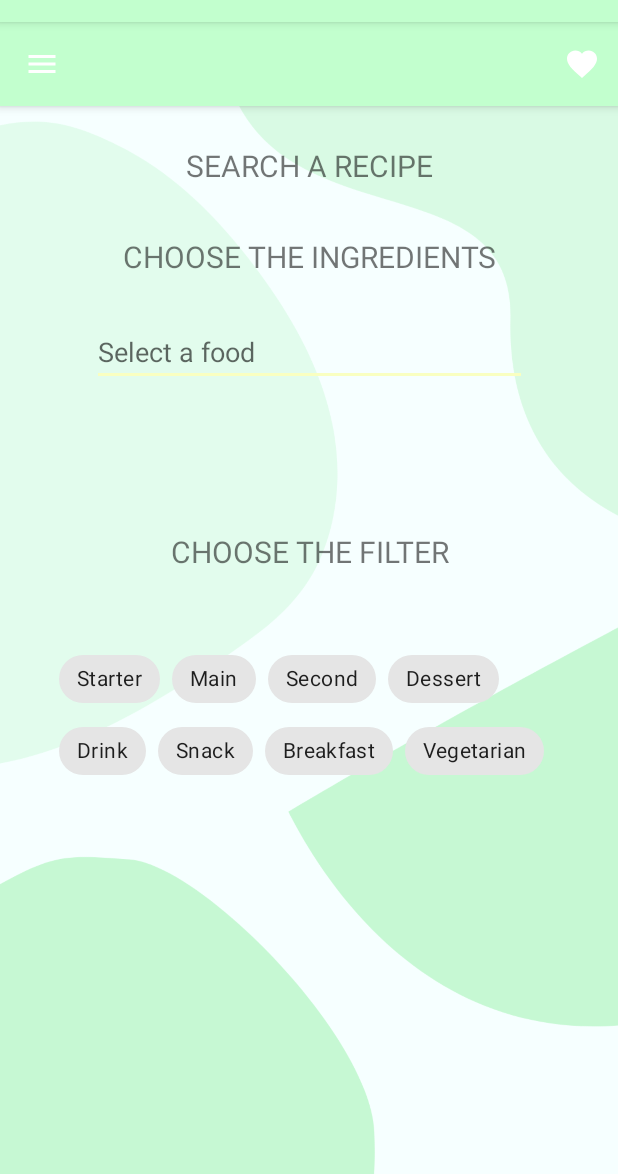
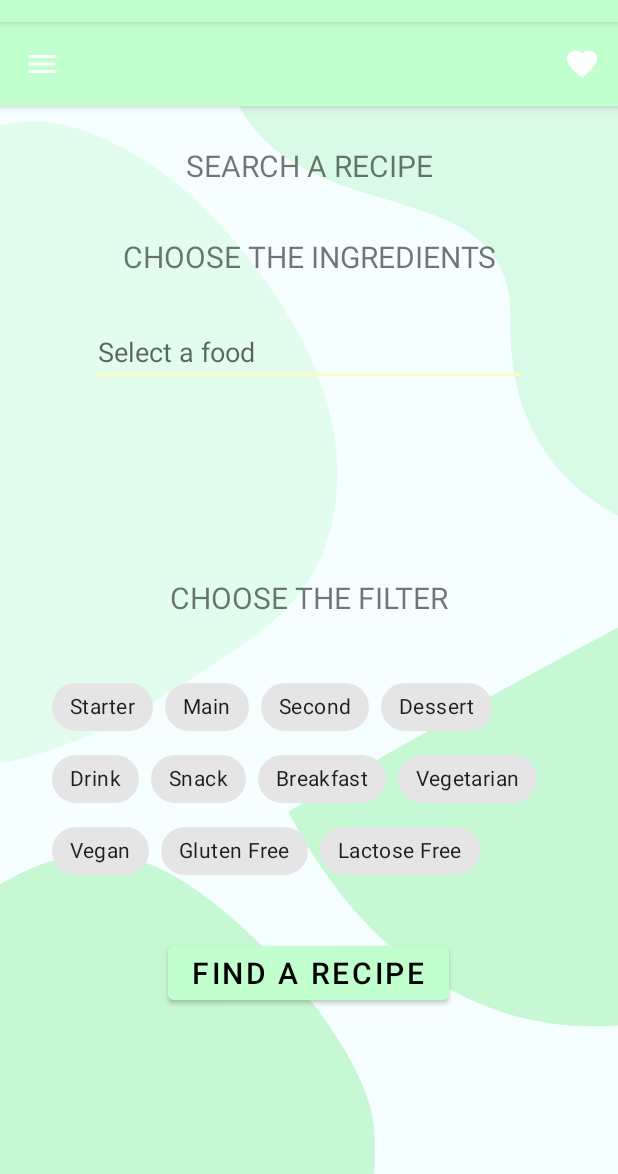
Before and after one commit to elisasimoni/Leftovers_Mobile, an Android app: the RecipeCreatorActivity screen opened directly, with no data from a screen before it, on a phone screen of 412 x 824 dp, the part 62-1236 px from its top. Run offline under Robolectric (Android 15) with nearby library versions, the phone set to English and light mode, and no system bars; our stand-ins replace Room's generated code; Roboto replaces fonts that are not available here.

Commit message:
fix db and recipe/food json load all ingredients and recipe look at python file

```diff
--- a/app/src/main/AndroidManifest.xml
+++ b/app/src/main/AndroidManifest.xml
@@ -25,6 +25,7 @@
         <activity android:name=".RegisterActivity"/>
         <activity android:name=".HomePageActivity"/>
         <activity android:name=".RecipeCreatorActivity"/>
+        <activity android:name=".RecipeDetailActivity"/>
 
         <meta-data
             android:name="preloaded_fonts"
--- a/app/src/main/java/com/example/leftovers/Recipe.kt
+++ b/app/src/main/java/com/example/leftovers/Recipe.kt
@@ -10,7 +10,7 @@ data class Recipe(
     @ColumnInfo(name = "Servings") val serving: String?,
     @ColumnInfo(name = "Comments") val password: String?,
     @ColumnInfo(name = "Calories") val calories: String?,
-    @ColumnInfo(name = "fat") val fat: String?,
+    @ColumnInfo(name = "Fat") val fat: String?,
     @ColumnInfo(name = "Sat_fat") val satFat: String?,
     @ColumnInfo(name = "Carbs") val carbs: String?,
     @ColumnInfo(name = "Fiber") val fiber: String?,
@@ -18,8 +18,7 @@ data class Recipe(
     @ColumnInfo(name = "Protein") val protein: String?,
     @ColumnInfo(name = "Instruction") val instruction: String?,
     @ColumnInfo(name = "Ingredients") val ingredients: String?,
-    @ColumnInfo(name = "Category") val category: String?,
-    @ColumnInfo(name = "tags") val tags: String?
+    @ColumnInfo(name = "Tags") val tags: String?
 
 
     )
--- a/app/src/main/java/com/example/leftovers/RecipeCreatorActivity.kt
+++ b/app/src/main/java/com/example/leftovers/RecipeCreatorActivity.kt
@@ -1,13 +1,16 @@
 package com.example.leftovers
 
 
+import android.content.Intent
 import android.os.Bundle
 import android.transition.TransitionManager
 import android.util.Log
 import android.widget.AdapterView
 import android.widget.ArrayAdapter
 import android.widget.AutoCompleteTextView
+import android.widget.Button
 import androidx.appcompat.app.AppCompatActivity
+import androidx.room.Room
 import com.example.leftovers.database.FoodDAO
 import com.example.leftovers.database.RecipeDAO
 import com.google.android.material.chip.Chip
@@ -17,7 +20,6 @@ import org.json.JSONArray
 
 class RecipeCreatorActivity : AppCompatActivity() {
     lateinit var foodDAO: FoodDAO
-    lateinit var recipeDao: RecipeDAO
     var foodListRecipe = arrayListOf<String>()
     private var filterListRecipe = arrayListOf<String>()
     var filter = arrayListOf<String>()
@@ -26,8 +28,14 @@ class RecipeCreatorActivity : AppCompatActivity() {
 
         super.onCreate(savedInstanceState)
         setContentView(R.layout.activity_recipe)
+        val db = Room.databaseBuilder(
+            applicationContext,
+            AppDatabase::class.java, "leftovers.db"
+        ).allowMainThreadQueries().fallbackToDestructiveMigration().build()
+        foodDAO = db.foodDao()
+
+
         ingredientsLoad()
-        recipeLoad()
         read_json()
         catchIngredients()
         catchFilters("Starter")
@@ -42,12 +50,17 @@ class RecipeCreatorActivity : AppCompatActivity() {
         catchFilters("Gluten Free")
         catchFilters("Lactose Free")
 
+        val findBtn = findViewById<Button>(R.id.findRecipe)
 
-        /*val db = Room.databaseBuilder(
-            applicationContext,
-            AppDatabase::class.java, "leftovers.db"
-        ).allowMainThreadQueries().build()
-        foodDAO = db.foodDao()*/
+        findBtn.setOnClickListener(){
+            val intent = Intent(this, RecipeDetailActivity::class.java)
+            intent.putExtra("choosenFilter", filterListRecipe)
+            intent.putExtra("choosenIngredients", foodListRecipe)
+            startActivity(intent)
+        }
+
+
+
 
 
     }
@@ -55,7 +68,6 @@ class RecipeCreatorActivity : AppCompatActivity() {
 
     private fun read_json() {
         var food: Food
-        val foodList = arrayListOf<Food>()
         try {
             val inputStream = assets.open("Food.json")
             val json = inputStream.bufferedReader().use { it.readText() }
@@ -70,7 +82,7 @@ class RecipeCreatorActivity : AppCompatActivity() {
                     jsonobj.getString("food_group"),
                     jsonobj.getString("food_subgroup")
                 )
-                foodList.add(food)
+                foodDAO.insertFood(food)
 
             }
 
@@ -139,45 +151,5 @@ class RecipeCreatorActivity : AppCompatActivity() {
 
     }
 
-    private fun recipeLoad() {
-        var recipe: Recipe
-        val recipeList = arrayListOf<Recipe>()
-        try {
-            val inputStream = assets.open("Recipes.json")
-            val json = inputStream.bufferedReader().use { it.readText() }
-            val jsonarr = JSONArray(json)
-            for (i in 0 until jsonarr.length()) {
-                val jsonobj = jsonarr.getJSONObject(i)
-                recipe = Recipe(
-                    i,
-                    jsonobj.getString("name"),
-                    jsonobj.getString("source"),
-                    jsonobj.getString("servings"),
-                    jsonobj.getString("comments"),
-                    jsonobj.getString("calories"),
-                    jsonobj.getString("fat"),
-                    jsonobj.getString("satfat"),
-                    jsonobj.getString("carbs"),
-                    jsonobj.getString("fiber"),
-                    jsonobj.getString("sugar"),
-                    jsonobj.getString("protein"),
-                    jsonobj.getString("instructions"),
-                    jsonobj.getString("ingredients"),
-                    jsonobj.getString("category"),
-                    jsonobj.getString("tags")
-                )
-                recipeList.add(recipe)
-
-
-            }
-
-
-            //foodDAO.insertFood(food)
-
-
-        } catch (e: Exception) {
-            e.printStackTrace()
-        }
-    }
 
 }
--- a/app/src/main/java/com/example/leftovers/database/AppDatabase.kt
+++ b/app/src/main/java/com/example/leftovers/database/AppDatabase.kt
@@ -10,7 +10,7 @@ import com.example.leftovers.database.RecipeDAO
 import com.example.leftovers.database.UserDAO
 
 
-@Database(entities = [User::class, Food::class, Recipe::class], version = 2, exportSchema = false)
+@Database(entities = [User::class, Food::class, Recipe::class], version = 3, exportSchema = false)
 
 abstract  class AppDatabase : RoomDatabase(){
 
--- a/app/src/main/java/com/example/leftovers/database/FoodDAO.kt
+++ b/app/src/main/java/com/example/leftovers/database/FoodDAO.kt
@@ -11,4 +11,6 @@ interface FoodDAO {
     @Insert(onConflict = OnConflictStrategy.REPLACE)
     fun insertFood(food: Food)
 
+
+
 }
--- a/app/src/main/java/com/example/leftovers/database/RecipeDAO.kt
+++ b/app/src/main/java/com/example/leftovers/database/RecipeDAO.kt
@@ -4,6 +4,7 @@ package com.example.leftovers.database
 import androidx.room.Dao
 import androidx.room.Insert
 import androidx.room.OnConflictStrategy
+import androidx.room.Query
 import com.example.leftovers.Recipe
 
 @Dao
@@ -12,5 +13,11 @@ interface RecipeDAO {
     @Insert(onConflict = OnConflictStrategy.REPLACE)
     fun insertRecipe(recipe: Recipe)
 
+    @Query("SELECT * FROM Recipe")
+    fun getAllRecipes(): List<Recipe>
+
+    @Query("SELECT * FROM Recipe WHERE Tags = :tags AND Ingredients = :food")
+    fun getRecipeByFoodAndTags(food:String, tags:String): Recipe
+
 
 }
--- a/app/src/main/res/layout/activity_recipe.xml
+++ b/app/src/main/res/layout/activity_recipe.xml
@@ -35,14 +35,14 @@
 
     <com.google.android.material.chip.ChipGroup
         android:id="@+id/chipGroupFilter"
-        android:layout_width="333dp"
-        android:layout_height="102dp"
-        android:layout_marginTop="44dp"
+        android:layout_width="342dp"
+        android:layout_height="157dp"
+        android:layout_marginTop="32dp"
         android:foregroundGravity="center"
         app:layout_constraintEnd_toEndOf="parent"
+        app:layout_constraintHorizontal_bias="0.492"
         app:layout_constraintStart_toStartOf="parent"
         app:layout_constraintTop_toBottomOf="@+id/searchreci2">
-
 
 
     </com.google.android.material.chip.ChipGroup>
@@ -51,13 +51,13 @@
         android:id="@+id/searchreci2"
         android:layout_width="274dp"
         android:layout_height="34dp"
-        android:layout_marginTop="24dp"
+        android:layout_marginTop="16dp"
         android:gravity="center"
         android:text="CHOOSE THE FILTER"
         android:textAllCaps="true"
         android:textSize="20sp"
         app:layout_constraintEnd_toEndOf="parent"
-        app:layout_constraintHorizontal_bias="0.503"
+        app:layout_constraintHorizontal_bias="0.496"
         app:layout_constraintStart_toStartOf="parent"
         app:layout_constraintTop_toBottomOf="@+id/chipGroupFood" />
 
@@ -91,15 +91,29 @@
 
     <com.google.android.material.chip.ChipGroup
         android:id="@+id/chipGroupFood"
-            android:layout_width="355dp"
-            android:layout_height="57dp"
-            android:layout_marginTop="12dp"
+        android:layout_width="350dp"
+        android:layout_height="100dp"
+        android:layout_marginTop="8dp"
         android:foregroundGravity="center"
         app:layout_constraintEnd_toEndOf="parent"
+        app:layout_constraintHorizontal_bias="0.557"
         app:layout_constraintStart_toStartOf="parent"
-            app:layout_constraintTop_toBottomOf="@+id/dropdown_menu"
-            >
+        app:layout_constraintTop_toBottomOf="@+id/dropdown_menu">
 
     </com.google.android.material.chip.ChipGroup>
 
+    <Button
+        android:id="@+id/findRecipe"
+        android:layout_width="wrap_content"
+        android:layout_height="wrap_content"
+        android:layout_marginTop="20dp"
+        android:text="Find a recipe"
+        android:textAllCaps="true"
+        android:textSize="20sp"
+        android:textColor="@color/black"
+        app:layout_constraintEnd_toEndOf="parent"
+        app:layout_constraintHorizontal_bias="0.498"
+        app:layout_constraintStart_toStartOf="parent"
+        app:layout_constraintTop_toBottomOf="@+id/chipGroupFilter" />
+
 </androidx.constraintlayout.widget.ConstraintLayout>
--- a/app/src/main/res/values/strings.xml
+++ b/app/src/main/res/values/strings.xml
@@ -94,7 +94,10 @@
     <string name="option_1" />
     <string name="option_2" />
     <string name="option_3" />
-
+    <string name="content_description_media" />
+    <string name="title" />
+    <string name="secondary_text" />
+    <string name="supporting_text" />
 
 
 </resources>
```
Also changed, not shown: app/src/main/java/com/example/leftovers/RecipeDetailActivity.kt (added, +72 -0 lines), app/src/main/res/layout/activity_recipe_detail.xml (added, +120 -0 lines), app/src/main/assets/Recipes.json. Lines whose indentation alone changed are shown as unchanged.
